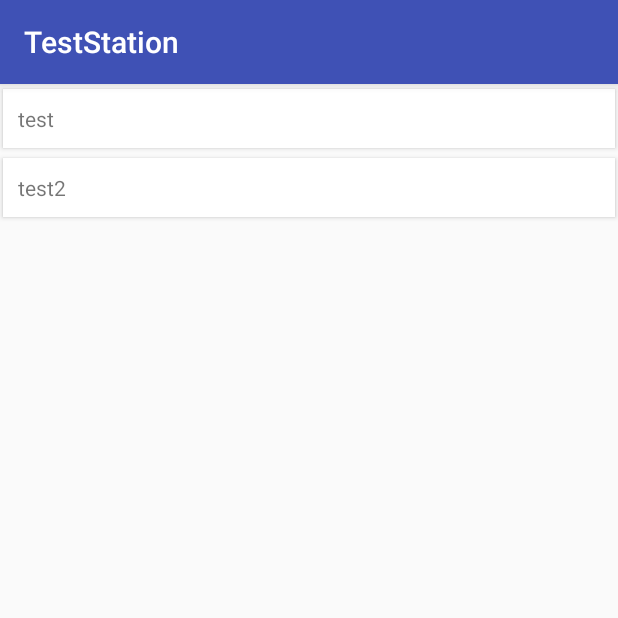
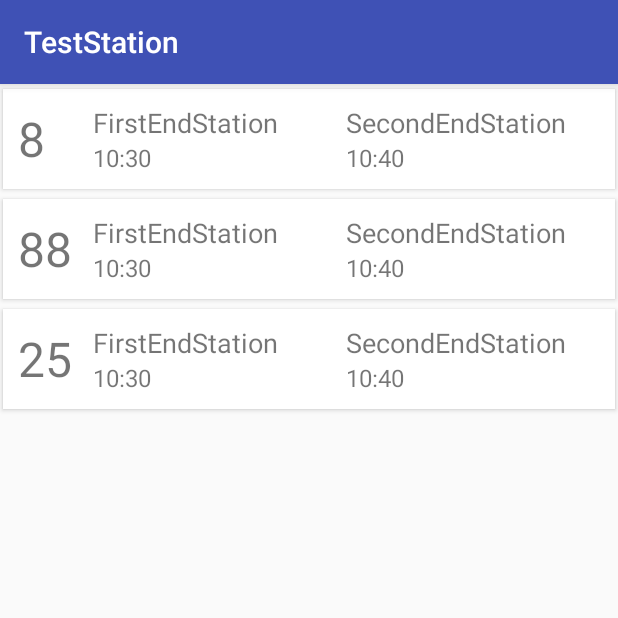
Before and after one commit to V4Hack2017/android, an Android app: the screen it shows after launch (MainActivity), on a phone screen of 412 x 824 dp, the top half of it. Run offline under Robolectric (Android 15) with nearby library versions, the phone set to English and light mode, and no system bars; our stand-ins replace ButterKnife.

Commit message:
Work in progress - show data in main activity

```diff
--- a/app/src/main/AndroidManifest.xml
+++ b/app/src/main/AndroidManifest.xml
@@ -1,6 +1,8 @@
 <?xml version="1.0" encoding="utf-8"?>
 <manifest xmlns:android="http://schemas.android.com/apk/res/android"
     package="cz.v4hack.v4hack2017">
+
+    <uses-permission android:name="android.permission.ACCESS_NETWORK_STATE" />
 
     <application
         android:name=".AppInit"
--- a/app/src/main/java/cz/v4hack/v4hack2017/Connector.java
+++ b/app/src/main/java/cz/v4hack/v4hack2017/Connector.java
@@ -28,7 +28,7 @@ public final class Connector {
                                 .put("out", new JSONObject()
                                         .put("dest", "SecondEndStation")
                                         .put("connections", new JSONArray(Collections
-                                                .singletonList(System.currentTimeMillis())))
+                                                .singletonList(System.currentTimeMillis() + 600000)))
                                 )
                         )
                         .put("88", new JSONObject()
@@ -41,7 +41,7 @@ public final class Connector {
                                 .put("out", new JSONObject()
                                         .put("dest", "SecondEndStation")
                                         .put("connections", new JSONArray(Collections
-                                                .singletonList(System.currentTimeMillis())))
+                                                .singletonList(System.currentTimeMillis() + 600000)))
                                 )
                         )
                         .put("25", new JSONObject()
@@ -54,7 +54,7 @@ public final class Connector {
                                 .put("out", new JSONObject()
                                         .put("dest", "SecondEndStation")
                                         .put("connections", new JSONArray(Collections
-                                                .singletonList(System.currentTimeMillis())))
+                                                .singletonList(System.currentTimeMillis() + 600000)))
                                 )
                         )
                 );
--- a/app/src/main/java/cz/v4hack/v4hack2017/DataAdapter.java
+++ b/app/src/main/java/cz/v4hack/v4hack2017/DataAdapter.java
@@ -6,13 +6,21 @@ import android.view.View;
 import android.view.ViewGroup;
 import android.widget.TextView;
 
+import org.json.JSONException;
+import org.json.JSONObject;
+
+import java.text.SimpleDateFormat;
 import java.util.ArrayList;
+import java.util.Date;
+import java.util.Locale;
 
 public class DataAdapter extends RecyclerView.Adapter<DataAdapter.Holder> {
 
-    private ArrayList<String> arrayList;
+    private static SimpleDateFormat format = new SimpleDateFormat("HH:mm", Locale.ENGLISH);
 
-    public DataAdapter(ArrayList<String> arrayList) {
+    private ArrayList<JSONObject> arrayList;
+
+    public DataAdapter(ArrayList<JSONObject> arrayList) {
         this.arrayList = arrayList;
     }
 
@@ -25,7 +33,18 @@ public class DataAdapter extends RecyclerView.Adapter<DataAdapter.Holder> {
 
     @Override
     public void onBindViewHolder(Holder holder, int position) {
-        holder.textView.setText(arrayList.get(position));
+        try {
+            JSONObject object = arrayList.get(position);
+            holder.number.setText(object.getString("line"));
+            holder.name1.setText(object.getJSONObject("in").getString("dest"));
+            holder.name2.setText(object.getJSONObject("out").getString("dest"));
+            long time1 = object.getJSONObject("in").getJSONArray("connections").getLong(0);
+            long time2 = object.getJSONObject("out").getJSONArray("connections").getLong(0);
+            holder.time1.setText(format.format(new Date(time1)));
+            holder.time2.setText(format.format(new Date(time2)));
+        } catch (JSONException e) {
+            e.printStackTrace();
+        }
     }
 
     @Override
@@ -34,11 +53,19 @@ public class DataAdapter extends RecyclerView.Adapter<DataAdapter.Holder> {
     }
 
     public static class Holder extends RecyclerView.ViewHolder {
-        public TextView textView;
+        public TextView number;
+        public TextView name1;
+        public TextView name2;
+        public TextView time1;
+        public TextView time2;
 
         public Holder(View itemView) {
             super(itemView);
-            textView = ((TextView) itemView.findViewById(R.id.name));
+            number = ((TextView) itemView.findViewById(R.id.number));
+            name1 = ((TextView) itemView.findViewById(R.id.name1));
+            name2 = ((TextView) itemView.findViewById(R.id.name2));
+            time1 = ((TextView) itemView.findViewById(R.id.time1));
+            time2 = ((TextView) itemView.findViewById(R.id.time2));
         }
     }
 }
--- a/app/src/main/java/cz/v4hack/v4hack2017/MainActivity.java
+++ b/app/src/main/java/cz/v4hack/v4hack2017/MainActivity.java
@@ -10,6 +10,7 @@ import org.json.JSONObject;
 
 import java.io.IOException;
 import java.util.ArrayList;
+import java.util.Iterator;
 
 import butterknife.BindView;
 import butterknife.ButterKnife;
@@ -25,17 +26,22 @@ public class MainActivity extends AppCompatActivity {
         setContentView(R.layout.activity_main);
         ButterKnife.bind(this);
 
+        ArrayList<JSONObject> arrayList = new ArrayList<>();
+
         try {
             JSONObject locationInfo = Connector.getLocationInfo(null);
-            String name = locationInfo.getString("stop");
-            setTitle(name);
+            setTitle(locationInfo.getString("stop"));
+
+            JSONObject lines = locationInfo.getJSONObject("lines");
+            for (Iterator<String> iterator = lines.keys(); iterator.hasNext(); ) {
+                String lineNumber = iterator.next();
+                JSONObject line = lines.getJSONObject(lineNumber);
+                line.put("line", lineNumber);
+                arrayList.add(line);
+            }
         } catch (IOException | JSONException e) {
             e.printStackTrace();
         }
-
-        ArrayList<String> arrayList = new ArrayList<>();
-        arrayList.add("test");
-        arrayList.add("test2");
 
         recyclerView.setLayoutManager(new LinearLayoutManager(this));
         recyclerView.setAdapter(new DataAdapter(arrayList));
--- a/app/src/main/res/layout/holder_line.xml
+++ b/app/src/main/res/layout/holder_line.xml
@@ -7,9 +7,59 @@
     app:cardUseCompatPadding="true"
     app:contentPadding="10dp">
 
-    <TextView
-        android:id="@+id/name"
+    <LinearLayout
         android:layout_width="match_parent"
-        android:layout_height="wrap_content" />
+        android:layout_height="wrap_content"
+        android:orientation="horizontal">
+
+        <TextView
+            android:id="@+id/number"
+            android:layout_width="wrap_content"
+            android:layout_height="match_parent"
+            android:gravity="center_vertical"
+            android:minWidth="50dp"
+            android:textSize="32sp" />
+
+        <LinearLayout
+            android:layout_width="0dp"
+            android:layout_height="wrap_content"
+            android:layout_weight="1"
+            android:orientation="vertical">
+
+            <TextView
+                android:id="@+id/name1"
+                android:layout_width="match_parent"
+                android:layout_height="wrap_content"
+                android:textSize="18sp" />
+
+            <TextView
+                android:id="@+id/time1"
+                android:layout_width="match_parent"
+                android:layout_height="wrap_content"
+                android:textSize="16sp" />
+
+        </LinearLayout>
+
+        <LinearLayout
+            android:layout_width="0dp"
+            android:layout_height="wrap_content"
+            android:layout_weight="1"
+            android:orientation="vertical">
+
+            <TextView
+                android:id="@+id/name2"
+                android:layout_width="match_parent"
+                android:layout_height="wrap_content"
+                android:textSize="18sp" />
+
+            <TextView
+                android:id="@+id/time2"
+                android:layout_width="match_parent"
+                android:layout_height="wrap_content"
+                android:textSize="16sp" />
+
+        </LinearLayout>
+
+    </LinearLayout>
 
 </android.support.v7.widget.CardView>
```
